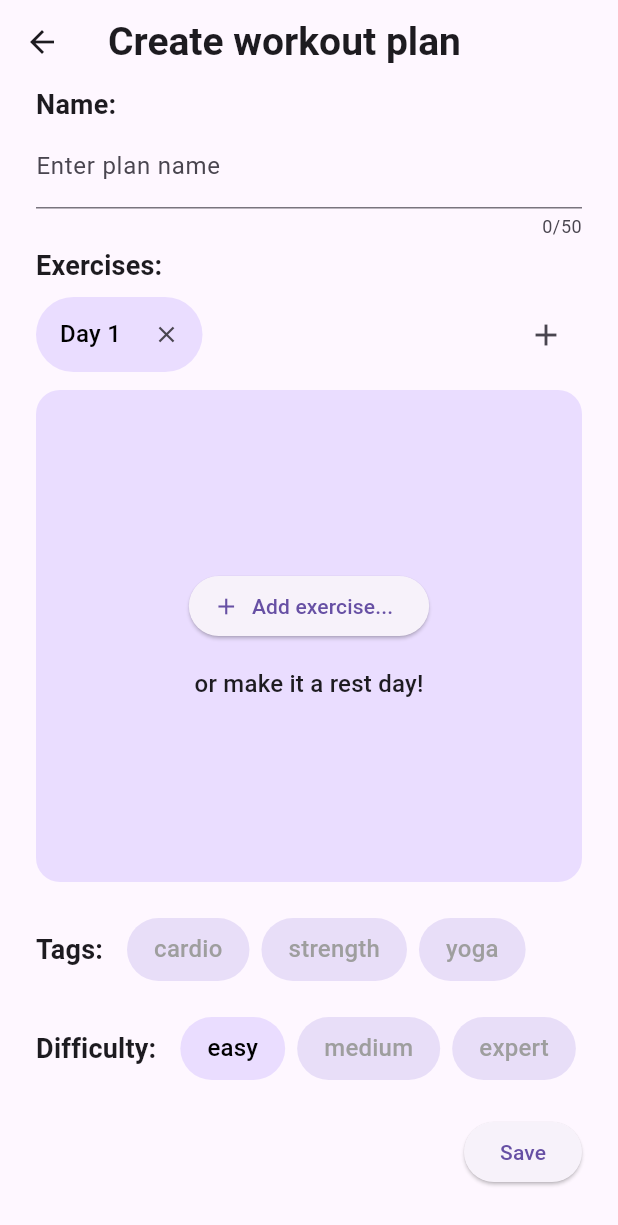
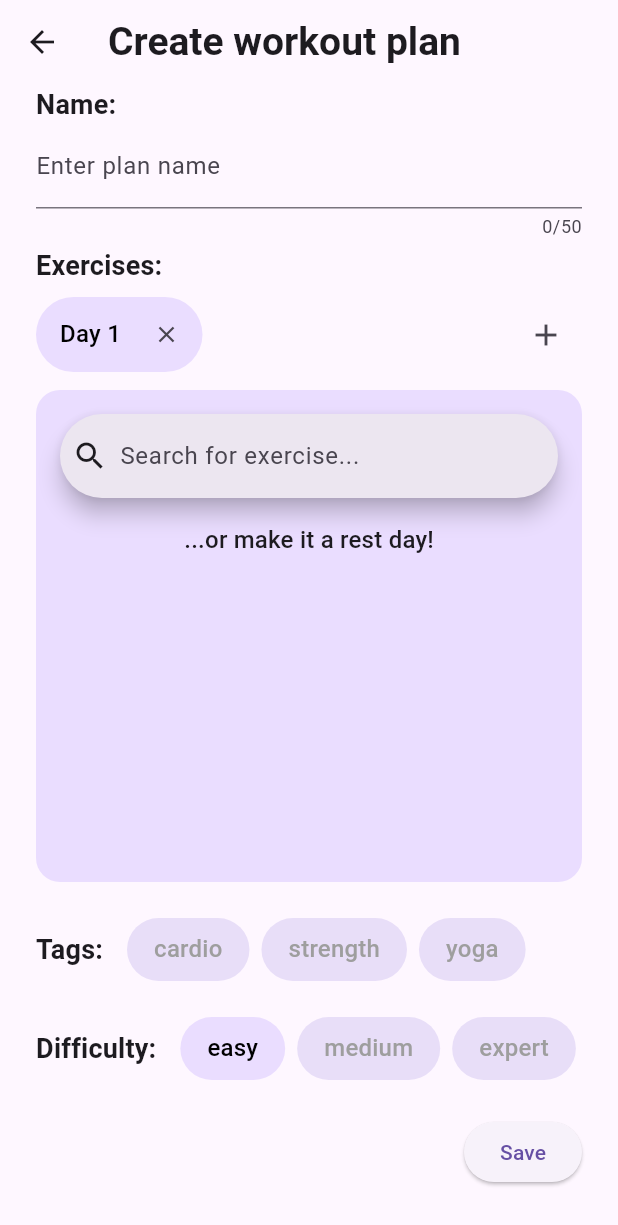
Before and after one commit to kmekarski/gym_partner, a Flutter app: the NewPlanScreen screen opened directly, on a phone screen of 412 x 824 dp. Shown: the top 1225 px of the screen. Run offline on Flutter 3.47's test engine with Material 3 defaults, Android fonts, the phone set to English and light mode, and no system bars; our stand-ins replace cloud_firestore, firebase_auth, firebase_core, flutter_riverpod; accounts and stored records are empty.

Commit message:
added exercise searchbar inside add plan screen

```diff
--- a/lib/models/plan_day.dart
+++ b/lib/models/plan_day.dart
@@ -1,10 +1,14 @@
+import 'package:gym_partner/models/exercise.dart';
+
 class PlanDay {
-  PlanDay({required this.id});
+  PlanDay({required this.id}) : exercises = [];
   final String id;
+  final List<Exercise> exercises;
 
   Map<String, dynamic> toFirestore() {
     return {
       'id': id,
+      'exercises': [],
     };
   }
 }
--- a/lib/screens/new_plan.dart
+++ b/lib/screens/new_plan.dart
@@ -4,12 +4,14 @@ import 'package:flutter/cupertino.dart';
 import 'package:flutter/material.dart';
 import 'package:flutter/widgets.dart';
 import 'package:flutter_riverpod/flutter_riverpod.dart';
+import 'package:gym_partner/models/exercise.dart';
 import 'package:gym_partner/models/plan.dart';
 import 'package:gym_partner/models/plan_day.dart';
 import 'package:gym_partner/models/plan_difficulty.dart';
 import 'package:gym_partner/models/plan_tag.dart';
 import 'package:gym_partner/providers/user_plans_provider.dart';
 import 'package:gym_partner/providers/user_provider.dart';
+import 'package:gym_partner/widgets/exercise_searchbar.dart';
 import 'package:gym_partner/widgets/form_clickable_badge.dart';
 
 class NewPlanScreen extends ConsumerStatefulWidget {
@@ -29,7 +31,7 @@ class _NewPlanModalState extends ConsumerState<NewPlanScreen> {
     PlanDay(id: '0'),
   ];
 
-  int? _selectedDayIndex = 0;
+  int _selectedDayIndex = 0;
 
   final _daysListScrollController = ScrollController();
 
@@ -63,6 +65,12 @@ class _NewPlanModalState extends ConsumerState<NewPlanScreen> {
       _selectedDayIndex = _days.length - 1;
     });
     _animateDaysList();
+  }
+
+  void _addExercise(Exercise exercise) {
+    setState(() {
+      _days[_selectedDayIndex].exercises.add(exercise);
+    });
   }
 
   void _animateDaysList() {
@@ -190,24 +198,34 @@ class _NewPlanModalState extends ConsumerState<NewPlanScreen> {
     );
     var exercisesPicker = Expanded(
       child: Container(
+        padding: EdgeInsets.all(16),
         decoration: BoxDecoration(
           color: Theme.of(context).colorScheme.primaryContainer,
           borderRadius: BorderRadius.circular(16),
         ),
         child: Center(
           child: Column(
-            mainAxisSize: MainAxisSize.min,
+            mainAxisSize: MainAxisSize.max,
             children: [
-              ElevatedButton.icon(
-                onPressed: () {},
-                label: const Text('Add exercise...'),
-                icon: const Icon(Icons.add),
-              ),
+              ExerciseSearchbar(
+                  hintText: _days[_selectedDayIndex].exercises.isEmpty
+                      ? 'Search for exercise...'
+                      : 'Add another exercise...',
+                  onSelect: _addExercise),
               const SizedBox(height: 16),
-              Text(
-                'or make it a rest day!',
-                style: Theme.of(context).textTheme.titleMedium,
-              ),
+              if (_days[_selectedDayIndex].exercises.isEmpty)
+                Text(
+                  '...or make it a rest day!',
+                  style: Theme.of(context).textTheme.titleMedium,
+                ),
+              if (_days[_selectedDayIndex].exercises.isNotEmpty)
+                Expanded(
+                  child: ListView.builder(
+                    itemCount: _days[_selectedDayIndex].exercises.length,
+                    itemBuilder: (context, index) =>
+                        Text(_days[_selectedDayIndex].exercises[index].name),
+                  ),
+                ),
             ],
           ),
         ),
--- /dev/null
+++ b/lib/widgets/exercise_searchbar.dart
@@ -0,0 +1,55 @@
+import 'package:flutter/material.dart';
+import 'package:gym_partner/data/exercises.dart';
+import 'package:gym_partner/models/exercise.dart';
+
+class ExerciseSearchbar extends StatefulWidget {
+  const ExerciseSearchbar(
+      {super.key, required this.hintText, required this.onSelect});
+
+  final String hintText;
+  final void Function(Exercise exercise) onSelect;
+  @override
+  State<ExerciseSearchbar> createState() => _ExerciseSearchbarState();
+}
+
+class _ExerciseSearchbarState extends State<ExerciseSearchbar> {
+  final _searchController = SearchController();
+
+  @override
+  Widget build(BuildContext context) {
+    return SearchAnchor(
+      builder: (context, controller) {
+        return SearchBar(
+          controller: controller,
+          leading: Icon(Icons.search),
+          onTap: () {
+            controller.openView();
+          },
+          onChanged: (_) {
+            controller.openView();
+          },
+          hintText: widget.hintText,
+        );
+      },
+      suggestionsBuilder: (context, controller) {
+        return allExercises.map(
+          (exercise) {
+            final bodyPartsString = exercise.bodyParts
+                .map((bodyPart) => bodyPart.toString().split('.').last)
+                .join(', ');
+            return ListTile(
+              title: Text(exercise.name),
+              subtitle: Text(bodyPartsString),
+              onTap: () {
+                widget.onSelect(exercise);
+                setState(() {
+                  controller.closeView('');
+                });
+              },
+            );
+          },
+        );
+      },
+    );
+  }
+}
```
